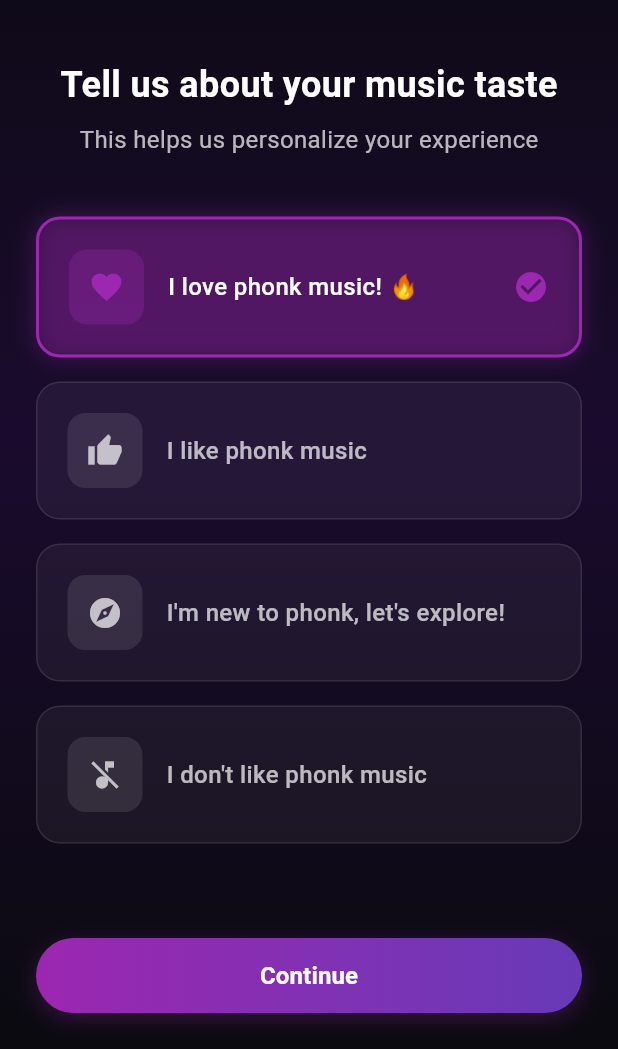
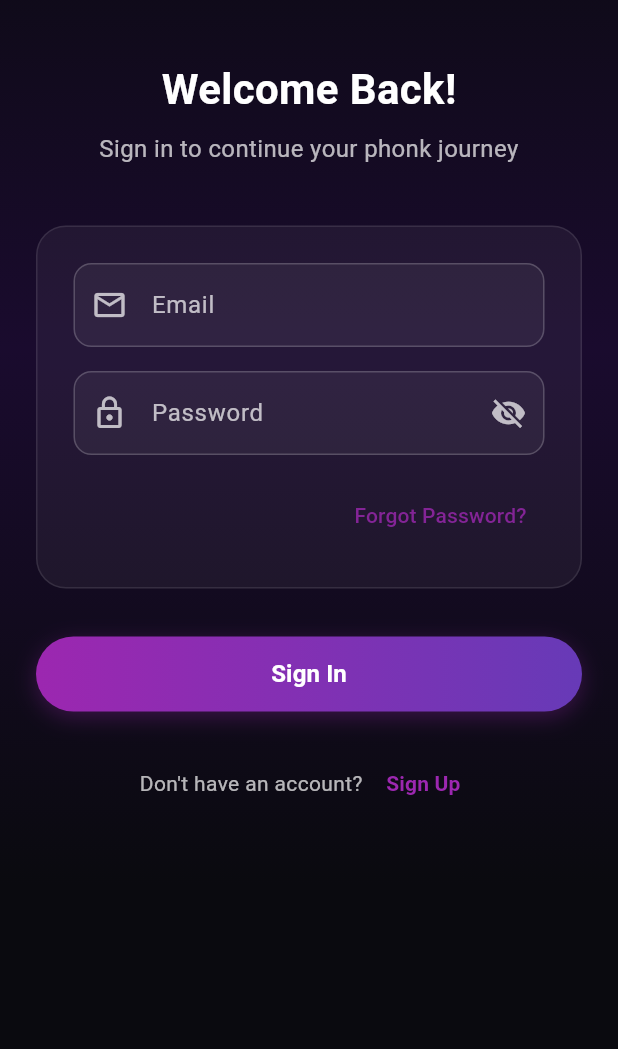
Before and after one commit to fanyicharllson/phonkers, a Flutter app: the screen it shows after launch, after a tap on "Let's Get Started", after a tap on "I love phonk music! 🔥", after a tap on "Continue", on a phone screen of 412 x 824 dp, the part 187-1236 px from its top. Run offline on Flutter 3.47's test engine with Material 3 defaults, Android fonts, the phone set to English and light mode, and no system bars.

Commit message:
Add authentication page and integrate with welcome info page navigation

```diff
--- /dev/null
+++ b/lib/view/pages/auth_page.dart
@@ -0,0 +1,383 @@
+import 'package:flutter/material.dart';
+
+class AuthPage extends StatefulWidget {
+  const AuthPage({super.key});
+
+  @override
+  State<AuthPage> createState() => _AuthPageState();
+}
+
+class _AuthPageState extends State<AuthPage> {
+  bool isLogin = true;
+  bool isPasswordVisible = false;
+  bool isConfirmPasswordVisible = false;
+
+  final _formKey = GlobalKey<FormState>();
+  final _emailController = TextEditingController();
+  final _passwordController = TextEditingController();
+  final _confirmPasswordController = TextEditingController();
+  final _nameController = TextEditingController();
+
+  @override
+  void dispose() {
+    _emailController.dispose();
+    _passwordController.dispose();
+    _confirmPasswordController.dispose();
+    _nameController.dispose();
+    super.dispose();
+  }
+
+  void _toggleMode() {
+    setState(() {
+      isLogin = !isLogin;
+      // Clear form when switching
+      _formKey.currentState?.reset();
+      _emailController.clear();
+      _passwordController.clear();
+      _confirmPasswordController.clear();
+      _nameController.clear();
+    });
+  }
+
+  void _handleSubmit() {
+    if (_formKey.currentState!.validate()) {
+      // TODO: Implement Firebase authentication
+      if (isLogin) {
+        print("Login: ${_emailController.text}");
+      } else {
+        print("Sign up: ${_nameController.text}, ${_emailController.text}");
+      }
+    }
+  }
+
+  @override
+  Widget build(BuildContext context) {
+    return Scaffold(
+      backgroundColor: const Color(0xFF0A0A0F),
+      body: Container(
+        decoration: const BoxDecoration(
+          gradient: LinearGradient(
+            begin: Alignment.topCenter,
+            end: Alignment.bottomCenter,
+            colors: [
+              Color(0xFF0A0A0F),
+              Color(0xFF1A0B2E),
+              Color(0xFF0A0A0F),
+            ],
+          ),
+        ),
+        child: SafeArea(
+          child: SingleChildScrollView(
+            padding: const EdgeInsets.all(24.0),
+            child: Form(
+              key: _formKey,
+              child: Column(
+                crossAxisAlignment: CrossAxisAlignment.center,
+                children: [
+                  // Logo Section
+                  SizedBox(
+                    height: 100,
+                    child: Center(
+                      child: Image.asset(
+                        "assets/icon/dark_phonkers_logo.png",
+                        height: 80,
+                        fit: BoxFit.contain,
+                      ),
+                    ),
+                  ),
+
+                  const SizedBox(height: 40),
+
+                  // Title Section
+                  Text(
+                    isLogin ? "Welcome Back!" : "Join Phonkers",
+                    style: const TextStyle(
+                      fontSize: 28,
+                      fontWeight: FontWeight.bold,
+                      color: Colors.white,
+                    ),
+                  ),
+
+                  const SizedBox(height: 8),
+
+                  Text(
+                    isLogin
+                        ? "Sign in to continue your phonk journey"
+                        : "Create your account and dive into the beats",
+                    textAlign: TextAlign.center,
+                    style: TextStyle(
+                      fontSize: 16,
+                      color: Colors.white.withValues(alpha: 0.7),
+                    ),
+                  ),
+
+                  const SizedBox(height: 40),
+
+                  // Form Container
+                  Container(
+                    padding: const EdgeInsets.all(24),
+                    decoration: BoxDecoration(
+                      color: Colors.white.withValues(alpha: 0.05),
+                      borderRadius: BorderRadius.circular(20),
+                      border: Border.all(
+                        color: Colors.white.withValues(alpha: 0.1),
+                      ),
+                    ),
+                    child: Column(
+                      children: [
+                        // Name Field (only for sign up)
+                        if (!isLogin) ...[
+                          _buildTextField(
+                            controller: _nameController,
+                            label: "Full Name",
+                            icon: Icons.person_outline,
+                            validator: (value) {
+                              if (value == null || value.trim().isEmpty) {
+                                return "Please enter your name";
+                              }
+                              return null;
+                            },
+                          ),
+                          const SizedBox(height: 16),
+                        ],
+
+                        // Email Field
+                        _buildTextField(
+                          controller: _emailController,
+                          label: "Email",
+                          icon: Icons.email_outlined,
+                          keyboardType: TextInputType.emailAddress,
+                          validator: (value) {
+                            if (value == null || value.trim().isEmpty) {
+                              return "Please enter your email";
+                            }
+                            if (!RegExp(r'^[\w-\.]+@([\w-]+\.)+[\w-]{2,4}$').hasMatch(value)) {
+                              return "Please enter a valid email";
+                            }
+                            return null;
+                          },
+                        ),
+
+                        const SizedBox(height: 16),
+
+                        // Password Field
+                        _buildTextField(
+                          controller: _passwordController,
+                          label: "Password",
+                          icon: Icons.lock_outline,
+                          isPassword: true,
+                          isPasswordVisible: isPasswordVisible,
+                          onTogglePassword: () {
+                            setState(() {
+                              isPasswordVisible = !isPasswordVisible;
+                            });
+                          },
+                          validator: (value) {
+                            if (value == null || value.isEmpty) {
+                              return "Please enter your password";
+                            }
+                            if (!isLogin && value.length < 6) {
+                              return "Password must be at least 6 characters";
+                            }
+                            return null;
+                          },
+                        ),
+
+                        // Confirm Password Field (only for sign up)
+                        if (!isLogin) ...[
+                          const SizedBox(height: 16),
+                          _buildTextField(
+                            controller: _confirmPasswordController,
+                            label: "Confirm Password",
+                            icon: Icons.lock_outline,
+                            isPassword: true,
+                            isPasswordVisible: isConfirmPasswordVisible,
+                            onTogglePassword: () {
+                              setState(() {
+                                isConfirmPasswordVisible = !isConfirmPasswordVisible;
+                              });
+                            },
+                            validator: (value) {
+                              if (value == null || value.isEmpty) {
+                                return "Please confirm your password";
+                              }
+                              if (value != _passwordController.text) {
+                                return "Passwords do not match";
+                              }
+                              return null;
+                            },
+                          ),
+                        ],
+
+                        // Forgot Password (only for login)
+                        if (isLogin) ...[
+                          const SizedBox(height: 16),
+                          Align(
+                            alignment: Alignment.centerRight,
+                            child: TextButton(
+                              onPressed: () {
+                                // TODO: Implement forgot password
+                                print("Forgot password");
+                              },
+                              child: Text(
+                                "Forgot Password?",
+                                style: TextStyle(
+                                  color: Colors.purple.withValues(alpha: 0.8),
+                                  fontSize: 14,
+                                ),
+                              ),
+                            ),
+                          ),
+                        ],
+                      ],
+                    ),
+                  ),
+
+                  const SizedBox(height: 32),
+
+                  // Submit Button
+                  Container(
+                    width: double.infinity,
+                    height: 50,
+                    decoration: BoxDecoration(
+                      gradient: const LinearGradient(
+                        colors: [Colors.purple, Colors.deepPurple],
+                      ),
+                      borderRadius: BorderRadius.circular(25),
+                      boxShadow: [
+                        BoxShadow(
+                          color: Colors.purple.withValues(alpha: 0.3),
+                          blurRadius: 12,
+                          offset: const Offset(0, 4),
+                        ),
+                      ],
+                    ),
+                    child: ElevatedButton(
+                      onPressed: _handleSubmit,
+                      style: ElevatedButton.styleFrom(
+                        backgroundColor: Colors.transparent,
+                        shadowColor: Colors.transparent,
+                        shape: RoundedRectangleBorder(
+                          borderRadius: BorderRadius.circular(25),
+                        ),
+                      ),
+                      child: Text(
+                        isLogin ? "Sign In" : "Create Account",
+                        style: const TextStyle(
+                          fontSize: 16,
+                          fontWeight: FontWeight.w600,
+                          color: Colors.white,
+                        ),
+                      ),
+                    ),
+                  ),
+
+                  const SizedBox(height: 24),
+
+                  // Toggle Mode
+                  Row(
+                    mainAxisAlignment: MainAxisAlignment.center,
+                    children: [
+                      Text(
+                        isLogin
+                            ? "Don't have an account? "
+                            : "Already have an account? ",
+                        style: TextStyle(
+                          color: Colors.white.withValues(alpha: 0.7),
+                        ),
+                      ),
+                      TextButton(
+                        onPressed: _toggleMode,
+                        child: Text(
+                          isLogin ? "Sign Up" : "Sign In",
+                          style: const TextStyle(
+                            color: Colors.purple,
+                            fontWeight: FontWeight.w600,
+                          ),
+                        ),
+                      ),
+                    ],
+                  ),
+
+                  const SizedBox(height: 20),
+                ],
+              ),
+            ),
+          ),
+        ),
+      ),
+    );
+  }
+
+  Widget _buildTextField({
+    required TextEditingController controller,
+    required String label,
+    required IconData icon,
+    TextInputType keyboardType = TextInputType.text,
+    bool isPassword = false,
+    bool isPasswordVisible = false,
+    VoidCallback? onTogglePassword,
+    String? Function(String?)? validator,
+  }) {
+    return TextFormField(
+      controller: controller,
+      keyboardType: keyboardType,
+      obscureText: isPassword ? !isPasswordVisible : false,
+      validator: validator,
+      style: const TextStyle(color: Colors.white),
+      decoration: InputDecoration(
+        labelText: label,
+        labelStyle: TextStyle(
+          color: Colors.white.withValues(alpha: 0.7),
+        ),
+        prefixIcon: Icon(
+          icon,
+          color: Colors.white.withValues(alpha: 0.7),
+        ),
+        suffixIcon: isPassword
+            ? IconButton(
+                onPressed: onTogglePassword,
+                icon: Icon(
+                  isPasswordVisible ? Icons.visibility : Icons.visibility_off,
+                  color: Colors.white.withValues(alpha: 0.7),
+                ),
+              )
+            : null,
+        filled: true,
+        fillColor: Colors.white.withValues(alpha: 0.05),
+        border: OutlineInputBorder(
+          borderRadius: BorderRadius.circular(12),
+          borderSide: BorderSide(
+            color: Colors.white.withValues(alpha: 0.2),
+          ),
+        ),
+        enabledBorder: OutlineInputBorder(
+          borderRadius: BorderRadius.circular(12),
+          borderSide: BorderSide(
+            color: Colors.white.withValues(alpha: 0.2),
+          ),
+        ),
+        focusedBorder: OutlineInputBorder(
+          borderRadius: BorderRadius.circular(12),
+          borderSide: const BorderSide(
+            color: Colors.purple,
+            width: 2,
+          ),
+        ),
+        errorBorder: OutlineInputBorder(
+          borderRadius: BorderRadius.circular(12),
+          borderSide: const BorderSide(
+            color: Colors.red,
+          ),
+        ),
+        focusedErrorBorder: OutlineInputBorder(
+          borderRadius: BorderRadius.circular(12),
+          borderSide: const BorderSide(
+            color: Colors.red,
+            width: 2,
+          ),
+        ),
+      ),
+    );
+  }
+}
--- a/lib/view/pages/welcome_info_page.dart
+++ b/lib/view/pages/welcome_info_page.dart
@@ -1,4 +1,5 @@
 import 'package:flutter/material.dart';
+import 'package:phonkers/view/pages/auth_page.dart';
 import 'package:phonkers/view/widget/choice_card.dart';
 
 class WelcomeInfoPage extends StatefulWidget {
@@ -25,6 +26,14 @@ class _WelcomeInfoPageState extends State<WelcomeInfoPage> {
       // TODO: Save to Firebase
       print("User choice: $selectedChoice");
       // Navigate to next page
+      Navigator.pushReplacement(
+        context,
+        MaterialPageRoute(
+          builder: (context) {
+            return AuthPage();
+          },
+        ),
+      );
     }
   }
 
```
